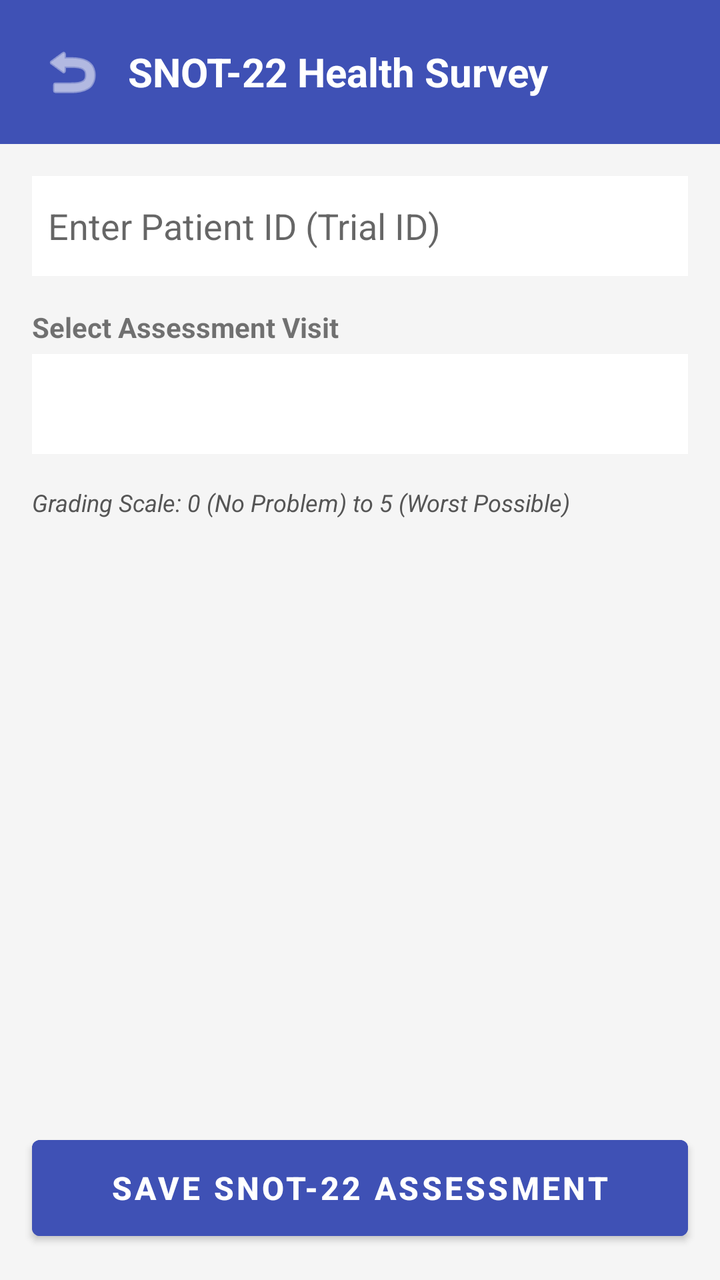
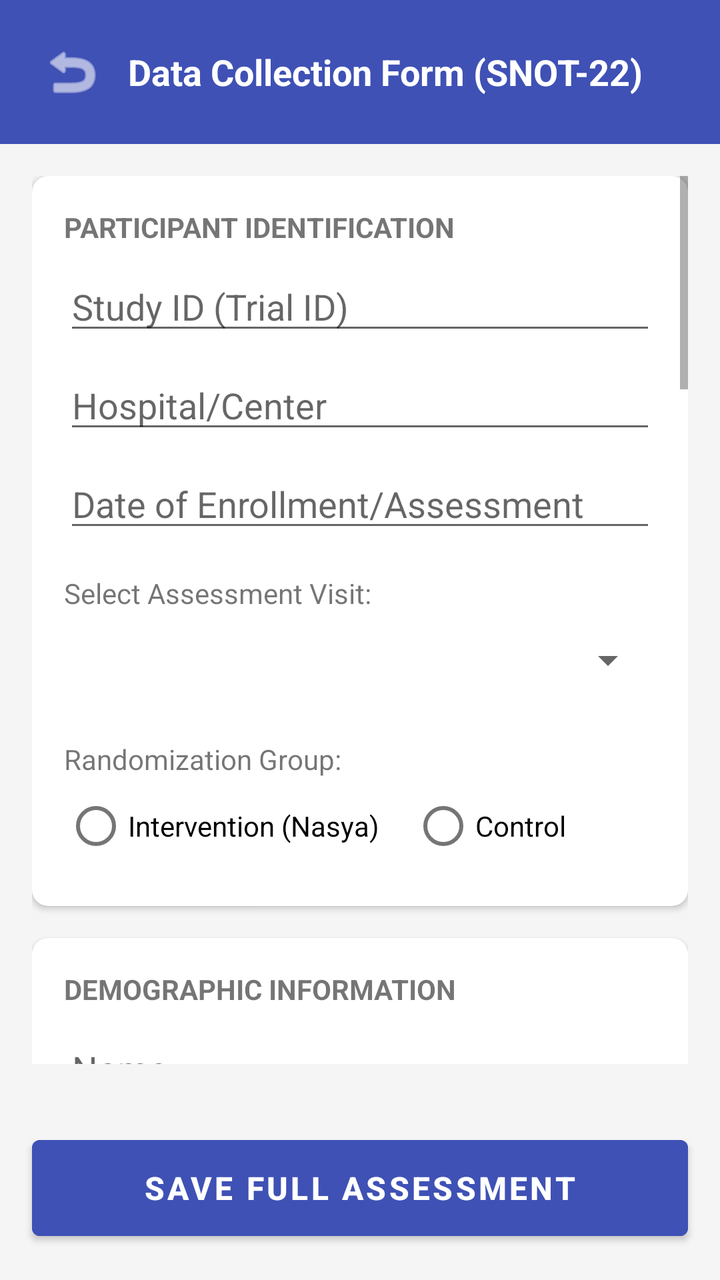

Two renders of the same Android screen: before a commit and after it. Below are the layout's source before the change and the commit's diff.
<!-- AndroidManifest.xml: application theme Theme.ClinicApp -->
<!-- res/layout/activity_snot_survey.xml -->
<?xml version="1.0" encoding="utf-8"?>
<LinearLayout xmlns:android="http://schemas.android.com/apk/res/android"
    xmlns:app="http://schemas.android.com/apk/res-auto"
    android:layout_width="match_parent"
    android:layout_height="match_parent"
    android:orientation="vertical"
    android:background="#F5F5F5">

    <LinearLayout
        android:layout_width="match_parent"
        android:layout_height="wrap_content"
        android:background="#3F51B5"
        android:padding="16dp"
        android:gravity="center_vertical"
        android:orientation="horizontal">

        <ImageButton
            android:id="@+id/btnBack"
            android:layout_width="40dp"
            android:layout_height="40dp"
            android:background="?attr/selectableItemBackgroundBorderless"
            android:src="@android:drawable/ic_menu_revert"
            app:tint="#FFFFFF" />

        <TextView
            android:layout_width="wrap_content"
            android:layout_height="wrap_content"
            android:text="SNOT-22 Health Survey"
            android:textColor="#FFFFFF"
            android:textSize="20sp"
            android:textStyle="bold"
            android:layout_marginStart="8dp"/>
    </LinearLayout>

    <ScrollView
        android:layout_width="match_parent"
        android:layout_height="0dp"
        android:layout_weight="1"
        android:padding="16dp">

        <LinearLayout
            android:layout_width="match_parent"
            android:layout_height="wrap_content"
            android:orientation="vertical">

            <EditText
                android:id="@+id/etPatientIdSnot"
                android:layout_width="match_parent"
                android:layout_height="50dp"
                android:hint="Enter Patient ID (Trial ID)"
                android:background="#FFFFFF"
                android:padding="8dp"
                android:layout_marginBottom="16dp"/>

            <TextView
                android:layout_width="wrap_content"
                android:layout_height="wrap_content"
                android:text="Select Assessment Visit"
                android:textStyle="bold"
                android:layout_marginBottom="4dp"/>

            <Spinner
                android:id="@+id/spinVisitIntervalSnot"
                android:layout_width="match_parent"
                android:layout_height="50dp"
                android:background="#FFFFFF"
                android:layout_marginBottom="16dp"/>

            <TextView
                android:layout_width="match_parent"
                android:layout_height="wrap_content"
                android:text="Grading Scale: 0 (No Problem) to 5 (Worst Possible)"
                android:textColor="#555555"
                android:textSize="12sp"
                android:textStyle="italic"
                android:layout_marginBottom="8dp"/>

            <LinearLayout
                android:id="@+id/snotItemsContainer"
                android:layout_width="match_parent"
                android:layout_height="wrap_content"
                android:orientation="vertical">
            </LinearLayout>

        </LinearLayout>
    </ScrollView>

    <Button
        android:id="@+id/btnSaveSnot"
        android:layout_width="match_parent"
        android:layout_height="60dp"
        android:layout_margin="16dp"
        android:text="Save SNOT-22 Assessment"
        android:backgroundTint="#3F51B5"
        android:textSize="16sp"
        android:textStyle="bold"/>

</LinearLayout>
<!-- resources referenced by this layout -->
<resources>
  <style name="Theme.ClinicApp" parent="Theme.MaterialComponents.Light.NoActionBar">
          <item name="colorPrimary">@color/primaryColor</item>
          <item name="colorPrimaryVariant">@color/primaryDarkColor</item>
          <item name="colorOnPrimary">@color/surfaceColor</item>
          <item name="colorSecondary">@color/secondaryColor</item>
          <item name="colorOnSecondary">@color/surfaceColor</item>
          <item name="android:statusBarColor">?attr/colorPrimaryVariant</item>
          <item name="android:windowBackground">@color/backgroundColor</item>
      </style>
  <color name="primaryColor">#2563EB</color>
  <color name="primaryDarkColor">#1E40AF</color>
  <color name="surfaceColor">#FFFFFF</color>
  <color name="secondaryColor">#10B981</color>
  <color name="backgroundColor">#F3F4F6</color>
</resources>

<!-- the commit's change to res/layout/activity_snot_survey.xml (unified diff, before → after) -->
@@ -25,9 +25,9 @@
         <TextView
             android:layout_width="wrap_content"
             android:layout_height="wrap_content"
-            android:text="SNOT-22 Health Survey"
+            android:text="Data Collection Form (SNOT-22)"
             android:textColor="#FFFFFF"
-            android:textSize="20sp"
+            android:textSize="18sp"
             android:textStyle="bold"
             android:layout_marginStart="8dp"/>
     </LinearLayout>
@@ -43,44 +43,193 @@
             android:layout_height="wrap_content"
             android:orientation="vertical">
 
-            <EditText
-                android:id="@+id/etPatientIdSnot"
-                android:layout_width="match_parent"
-                android:layout_height="50dp"
-                android:hint="Enter Patient ID (Trial ID)"
-                android:background="#FFFFFF"
-                android:padding="8dp"
-                android:layout_marginBottom="16dp"/>
-
-            <TextView
-                android:layout_width="wrap_content"
-                android:layout_height="wrap_content"
-                android:text="Select Assessment Visit"
-                android:textStyle="bold"
-                android:layout_marginBottom="4dp"/>
-
-            <Spinner
-                android:id="@+id/spinVisitIntervalSnot"
-                android:layout_width="match_parent"
-                android:layout_height="50dp"
-                android:background="#FFFFFF"
-                android:layout_marginBottom="16dp"/>
-
-            <TextView
-                android:layout_width="match_parent"
-                android:layout_height="wrap_content"
-                android:text="Grading Scale: 0 (No Problem) to 5 (Worst Possible)"
-                android:textColor="#555555"
-                android:textSize="12sp"
-                android:textStyle="italic"
-                android:layout_marginBottom="8dp"/>
-
-            <LinearLayout
-                android:id="@+id/snotItemsContainer"
-                android:layout_width="match_parent"
-                android:layout_height="wrap_content"
-                android:orientation="vertical">
-            </LinearLayout>
+            
+            <androidx.cardview.widget.CardView
+                android:layout_width="match_parent"
+                android:layout_height="wrap_content"
+                app:cardCornerRadius="8dp"
+                android:layout_marginBottom="16dp">
+                <LinearLayout
+                    android:layout_width="match_parent"
+                    android:layout_height="wrap_content"
+                    android:orientation="vertical"
+                    android:padding="16dp">
+
+                    <TextView android:text="PARTICIPANT IDENTIFICATION" android:textStyle="bold" android:layout_marginBottom="8dp" android:layout_width="wrap_content" android:layout_height="wrap_content"/>
+
+                    <EditText android:id="@+id/etPatientIdSnot" android:layout_width="match_parent" android:layout_height="wrap_content" android:hint="Study ID (Trial ID)" android:layout_marginBottom="8dp"/>
+                    <EditText android:id="@+id/etHospital" android:layout_width="match_parent" android:layout_height="wrap_content" android:hint="Hospital/Center" android:layout_marginBottom="8dp"/>
+                    <EditText android:id="@+id/etAssessmentDate" android:layout_width="match_parent" android:layout_height="wrap_content" android:hint="Date of Enrollment/Assessment" android:focusable="false" android:clickable="true" android:layout_marginBottom="8dp"/>
+
+                    <TextView android:text="Select Assessment Visit:" android:layout_marginTop="8dp" android:layout_width="wrap_content" android:layout_height="wrap_content"/>
+                    <Spinner android:id="@+id/spinVisitIntervalSnot" android:layout_width="match_parent" android:layout_height="48dp" android:layout_marginBottom="8dp"/>
+
+                    <TextView android:text="Randomization Group:" android:layout_marginTop="8dp" android:layout_width="wrap_content" android:layout_height="wrap_content"/>
+                    <RadioGroup android:id="@+id/rgRandomization" android:layout_width="match_parent" android:layout_height="wrap_content" android:orientation="horizontal">
+                        <RadioButton android:text="Intervention (Nasya)" android:layout_width="wrap_content" android:layout_height="wrap_content"/>
+                        <RadioButton android:text="Control" android:layout_width="wrap_content" android:layout_height="wrap_content" android:layout_marginStart="16dp"/>
+                    </RadioGroup>
+                </LinearLayout>
+            </androidx.cardview.widget.CardView>
+
+            
+            <androidx.cardview.widget.CardView
+                android:layout_width="match_parent"
+                android:layout_height="wrap_content"
+                app:cardCornerRadius="8dp"
+                android:layout_marginBottom="16dp">
+                <LinearLayout
+                    android:layout_width="match_parent"
+                    android:layout_height="wrap_content"
+                    android:orientation="vertical"
+                    android:padding="16dp">
+
+                    <TextView android:text="DEMOGRAPHIC INFORMATION" android:textStyle="bold" android:layout_marginBottom="8dp" android:layout_width="wrap_content" android:layout_height="wrap_content"/>
+                    <EditText android:id="@+id/etDemoName" android:layout_width="match_parent" android:layout_height="wrap_content" android:hint="Name" android:inputType="textPersonName"/>
+                    <EditText android:id="@+id/etDemoAge" android:layout_width="match_parent" android:layout_height="wrap_content" android:hint="Age (Years)" android:inputType="number"/>
+
+                    <TextView android:text="Gender:" android:layout_marginTop="8dp" android:layout_width="wrap_content" android:layout_height="wrap_content"/>
+                    <RadioGroup android:id="@+id/rgGender" android:layout_width="match_parent" android:layout_height="wrap_content" android:orientation="horizontal">
+                        <RadioButton android:text="Male" android:layout_width="wrap_content" android:layout_height="wrap_content"/>
+                        <RadioButton android:text="Female" android:layout_width="wrap_content" android:layout_height="wrap_content"/>
+                        <RadioButton android:text="Other" android:layout_width="wrap_content" android:layout_height="wrap_content"/>
+                    </RadioGroup>
+
+                    <EditText android:id="@+id/etDemoContact" android:layout_width="match_parent" android:layout_height="wrap_content" android:hint="Contact Number" android:inputType="phone"/>
+                    <EditText android:id="@+id/etDemoAddress" android:layout_width="match_parent" android:layout_height="wrap_content" android:hint="Address"/>
+                    <EditText android:id="@+id/etDemoOccupation" android:layout_width="match_parent" android:layout_height="wrap_content" android:hint="Occupation"/>
+
+                    <TextView android:text="Education:" android:layout_marginTop="8dp" android:layout_width="wrap_content" android:layout_height="wrap_content"/>
+                    <Spinner android:id="@+id/spinEducation" android:layout_width="match_parent" android:layout_height="48dp"/>
+                </LinearLayout>
+            </androidx.cardview.widget.CardView>
+
+            
+            <androidx.cardview.widget.CardView
+                android:layout_width="match_parent"
+                android:layout_height="wrap_content"
+                app:cardCornerRadius="8dp"
+                android:layout_marginBottom="16dp">
+                <LinearLayout
+                    android:layout_width="match_parent"
+                    android:layout_height="wrap_content"
+                    android:orientation="vertical"
+                    android:padding="16dp">
+
+                    <TextView android:text="MEDICAL HISTORY &amp; ALLERGIES" android:textStyle="bold" android:layout_marginBottom="8dp" android:layout_width="wrap_content" android:layout_height="wrap_content"/>
+
+                    <TextView android:text="Duration of Allergic Rhinitis:" android:layout_width="wrap_content" android:layout_height="wrap_content"/>
+                    <LinearLayout android:layout_width="match_parent" android:layout_height="wrap_content" android:orientation="horizontal">
+                        <EditText android:id="@+id/etDurationYears" android:layout_weight="1" android:layout_width="0dp" android:layout_height="wrap_content" android:hint="Years" android:inputType="number"/>
+                        <EditText android:id="@+id/etDurationMonths" android:layout_weight="1" android:layout_width="0dp" android:layout_height="wrap_content" android:hint="Months" android:inputType="number"/>
+                    </LinearLayout>
+
+                    <TextView android:text="Family History of Allergic Rhinitis?" android:layout_marginTop="8dp" android:layout_width="wrap_content" android:layout_height="wrap_content"/>
+                    <RadioGroup android:id="@+id/rgFamilyHistory" android:layout_width="match_parent" android:layout_height="wrap_content" android:orientation="horizontal">
+                        <RadioButton android:text="Yes" android:layout_width="wrap_content" android:layout_height="wrap_content"/>
+                        <RadioButton android:text="No" android:layout_width="wrap_content" android:layout_height="wrap_content" android:layout_marginStart="16dp"/>
+                    </RadioGroup>
+
+                    <TextView android:text="Known Allergies:" android:layout_marginTop="8dp" android:textStyle="bold" android:layout_width="wrap_content" android:layout_height="wrap_content"/>
+                    <CheckBox android:id="@+id/cbDust" android:text="Dust mites" android:layout_width="wrap_content" android:layout_height="wrap_content"/>
+                    <CheckBox android:id="@+id/cbPollen" android:text="Pollen" android:layout_width="wrap_content" android:layout_height="wrap_content"/>
+                    <CheckBox android:id="@+id/cbPet" android:text="Pet dander" android:layout_width="wrap_content" android:layout_height="wrap_content"/>
+                    <LinearLayout android:layout_width="match_parent" android:layout_height="wrap_content" android:orientation="horizontal" android:gravity="center_vertical">
+                        <CheckBox android:id="@+id/cbFood" android:text="Food:" android:layout_width="wrap_content" android:layout_height="wrap_content"/>
+                        <EditText android:id="@+id/etFoodAllergy" android:layout_width="match_parent" android:layout_height="wrap_content" android:hint="Specify food"/>
+                    </LinearLayout>
+                    <LinearLayout android:layout_width="match_parent" android:layout_height="wrap_content" android:orientation="horizontal" android:gravity="center_vertical">
+                        <CheckBox android:id="@+id/cbOtherAlg" android:text="Others:" android:layout_width="wrap_content" android:layout_height="wrap_content"/>
+                        <EditText android:id="@+id/etOtherAllergy" android:layout_width="match_parent" android:layout_height="wrap_content" android:hint="Specify other"/>
+                    </LinearLayout>
+                </LinearLayout>
+            </androidx.cardview.widget.CardView>
+
+            
+            <androidx.cardview.widget.CardView
+                android:layout_width="match_parent"
+                android:layout_height="wrap_content"
+                app:cardCornerRadius="8dp"
+                android:layout_marginBottom="16dp">
+                <LinearLayout
+                    android:layout_width="match_parent"
+                    android:layout_height="wrap_content"
+                    android:orientation="vertical"
+                    android:padding="16dp">
+
+                    <TextView
+                        android:layout_width="match_parent"
+                        android:layout_height="wrap_content"
+                        android:text="SNOT-22 HEALTH SURVEY"
+                        android:textStyle="bold"
+                        android:layout_marginBottom="8dp"/>
+
+                    <TextView
+                        android:layout_width="match_parent"
+                        android:layout_height="wrap_content"
+                        android:text="Grading Scale: 0 (No Problem) to 5 (Worst Possible)"
+                        android:textColor="#555555"
+                        android:textSize="12sp"
+                        android:textStyle="italic"
+                        android:layout_marginBottom="16dp"/>
+
+                    <LinearLayout
+                        android:id="@+id/snotItemsContainer"
+                        android:layout_width="match_parent"
+                        android:layout_height="wrap_content"
+                        android:orientation="vertical">
+                    </LinearLayout>
+                </LinearLayout>
+            </androidx.cardview.widget.CardView>
+
+            
+            <androidx.cardview.widget.CardView
+                android:layout_width="match_parent"
+                android:layout_height="wrap_content"
+                app:cardCornerRadius="8dp"
+                android:layout_marginBottom="16dp">
+                <LinearLayout
+                    android:layout_width="match_parent"
+                    android:layout_height="wrap_content"
+                    android:orientation="vertical"
+                    android:padding="16dp">
+
+                    <TextView android:text="COMPLIANCE &amp; FOLLOW-UP" android:textStyle="bold" android:layout_marginBottom="8dp" android:layout_width="wrap_content" android:layout_height="wrap_content"/>
+
+                    <EditText android:id="@+id/etDaysCompleted" android:layout_width="match_parent" android:layout_height="wrap_content" android:hint="Days of treatment completed" android:inputType="number"/>
+
+                    <TextView android:text="Any missed doses?" android:layout_marginTop="8dp" android:layout_width="wrap_content" android:layout_height="wrap_content"/>
+                    <RadioGroup android:id="@+id/rgMissedDoses" android:layout_width="match_parent" android:layout_height="wrap_content" android:orientation="horizontal">
+                        <RadioButton android:text="Yes" android:layout_width="wrap_content" android:layout_height="wrap_content"/>
+                        <RadioButton android:text="No" android:layout_width="wrap_content" android:layout_height="wrap_content" android:layout_marginStart="16dp"/>
+                    </RadioGroup>
+                    <EditText android:id="@+id/etMissedReason" android:layout_width="match_parent" android:layout_height="wrap_content" android:hint="If yes, reason:"/>
+
+                    <TextView android:text="Overall Treatment Response:" android:layout_marginTop="16dp" android:layout_width="wrap_content" android:layout_height="wrap_content"/>
+                    <Spinner android:id="@+id/spinResponse" android:layout_width="match_parent" android:layout_height="48dp"/>
+
+                    <TextView android:text="Patient Satisfaction:" android:layout_marginTop="8dp" android:layout_width="wrap_content" android:layout_height="wrap_content"/>
+                    <Spinner android:id="@+id/spinSatisfaction" android:layout_width="match_parent" android:layout_height="48dp"/>
+
+                    <LinearLayout android:layout_width="match_parent" android:layout_height="wrap_content" android:orientation="horizontal" android:layout_marginTop="8dp">
+                        <TextView android:text="Sustained Response?" android:layout_weight="1" android:layout_width="0dp" android:layout_height="wrap_content"/>
+                        <RadioGroup android:id="@+id/rgSustained" android:layout_weight="1" android:layout_width="0dp" android:layout_height="wrap_content" android:orientation="horizontal">
+                            <RadioButton android:text="Yes" android:layout_width="wrap_content" android:layout_height="wrap_content"/>
+                            <RadioButton android:text="No" android:layout_width="wrap_content" android:layout_height="wrap_content"/>
+                        </RadioGroup>
+                    </LinearLayout>
+
+                    <LinearLayout android:layout_width="match_parent" android:layout_height="wrap_content" android:orientation="horizontal" android:layout_marginTop="8dp">
+                        <TextView android:text="Relapse?" android:layout_weight="1" android:layout_width="0dp" android:layout_height="wrap_content"/>
+                        <RadioGroup android:id="@+id/rgRelapse" android:layout_weight="1" android:layout_width="0dp" android:layout_height="wrap_content" android:orientation="horizontal">
+                            <RadioButton android:text="Yes" android:layout_width="wrap_content" android:layout_height="wrap_content"/>
+                            <RadioButton android:text="No" android:layout_width="wrap_content" android:layout_height="wrap_content"/>
+                        </RadioGroup>
+                    </LinearLayout>
+                </LinearLayout>
+            </androidx.cardview.widget.CardView>
+
+            <EditText android:id="@+id/etInvestigatorName" android:layout_width="match_parent" android:layout_height="wrap_content" android:hint="Investigator Name / Signature" android:layout_marginBottom="16dp" android:background="#FFFFFF" android:padding="12dp"/>
 
         </LinearLayout>
     </ScrollView>
@@ -90,8 +239,9 @@
         android:layout_width="match_parent"
         android:layout_height="60dp"
         android:layout_margin="16dp"
-        android:text="Save SNOT-22 Assessment"
+        android:text="Save Full Assessment"
         android:backgroundTint="#3F51B5"
+        android:textColor="#FFFFFF"
         android:textSize="16sp"
         android:textStyle="bold"/>
 
